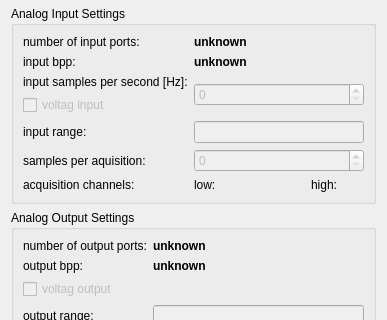
The window that MeasurementComputing/dialogMeasurementComputing.ui (itom-project/plugins) describes before a commit, drawn with Qt 5; both pictures show x 0 to 387 and y 106 to 426 of the 387 by 771 pixel window.
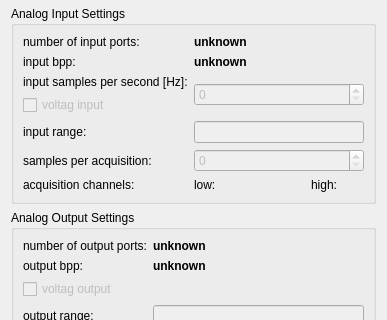
The same window after the commit. Custom widgets are drawn as their Qt base class.

```diff
--- a/MeasurementComputing/dialogMeasurementComputing.ui
+++ b/MeasurementComputing/dialogMeasurementComputing.ui
@@ -182,7 +182,7 @@
       <item row="5" column="0">
        <widget class="QLabel" name="label_11">
         <property name="text">
-         <string>samples per aquisition:</string>
+         <string>samples per acquisition:</string>
         </property>
        </widget>
       </item>
```
